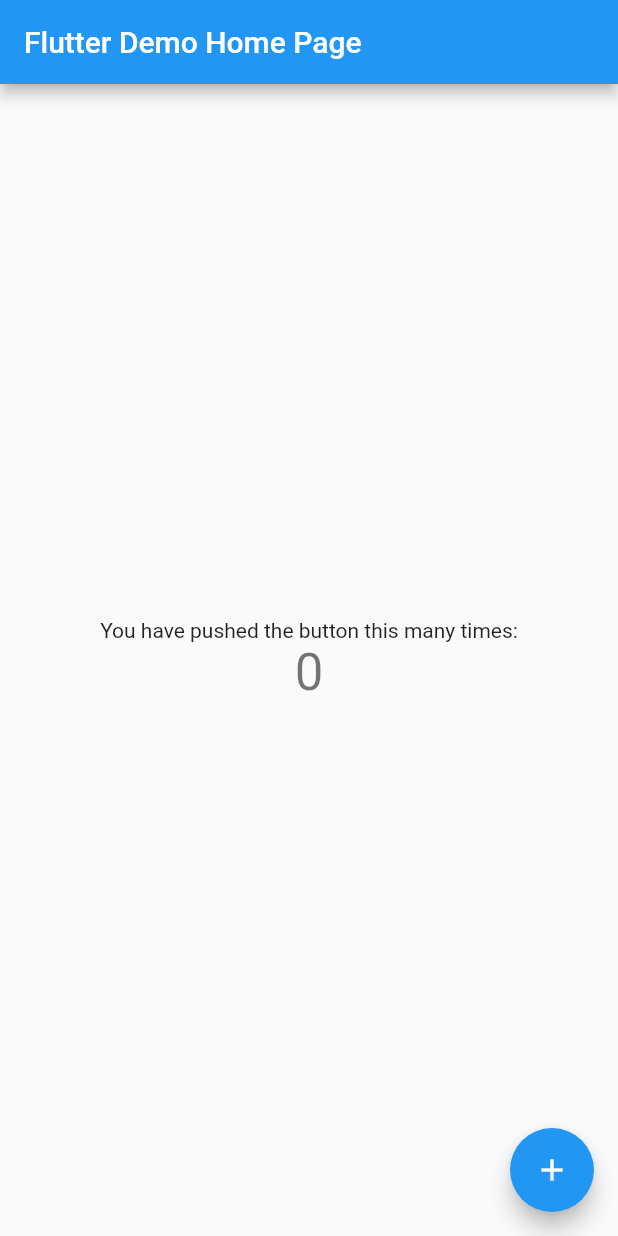
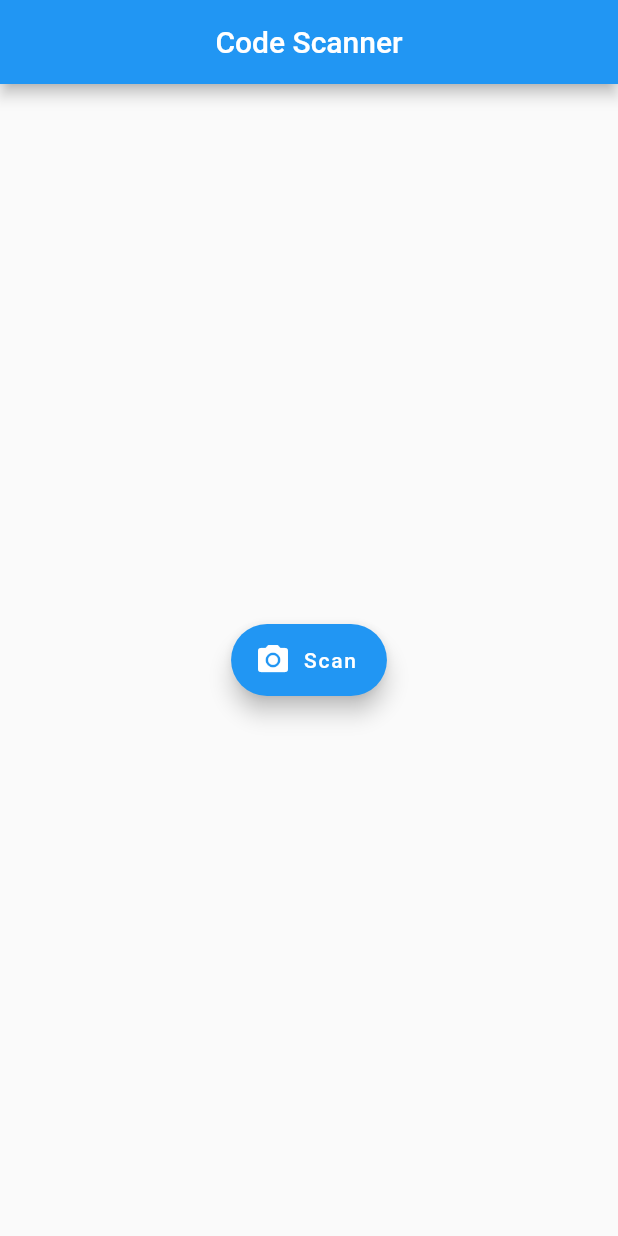
Before and after one commit to musumbidenis/qrCode-demo, a Flutter app: the screen it shows after launch, on a phone screen of 412 x 824 dp. Run offline on Flutter 3.47's test engine with Material 2 defaults, Android fonts, the phone set to English and light mode, and no system bars; missing offline and left inert: barcode_scan.

```diff
--- a/lib/main.dart
+++ b/lib/main.dart
@@ -1,4 +1,5 @@
 import 'package:flutter/material.dart';
+import 'package:qrcode/scan.dart';
 
 void main() => runApp(MyApp());
 
@@ -7,105 +8,11 @@ class MyApp extends StatelessWidget {
   @override
   Widget build(BuildContext context) {
     return MaterialApp(
-      title: 'Flutter Demo',
+      title: 'Code Scanner',
       theme: ThemeData(
-        // This is the theme of your application.
-        //
-        // Try running your application with "flutter run". You'll see the
-        // application has a blue toolbar. Then, without quitting the app, try
-        // changing the primarySwatch below to Colors.green and then invoke
-        // "hot reload" (press "r" in the console where you ran "flutter run",
-        // or simply save your changes to "hot reload" in a Flutter IDE).
-        // Notice that the counter didn't reset back to zero; the application
-        // is not restarted.
         primarySwatch: Colors.blue,
       ),
-      home: MyHomePage(title: 'Flutter Demo Home Page'),
+      home: ScanScreen(),
     );
   }
 }
-
-class MyHomePage extends StatefulWidget {
-  MyHomePage({Key key, this.title}) : super(key: key);
-
-  // This widget is the home page of your application. It is stateful, meaning
-  // that it has a State object (defined below) that contains fields that affect
-  // how it looks.
-
-  // This class is the configuration for the state. It holds the values (in this
-  // case the title) provided by the parent (in this case the App widget) and
-  // used by the build method of the State. Fields in a Widget subclass are
-  // always marked "final".
-
-  final String title;
-
-  @override
-  _MyHomePageState createState() => _MyHomePageState();
-}
-
-class _MyHomePageState extends State<MyHomePage> {
-  int _counter = 0;
-
-  void _incrementCounter() {
-    setState(() {
-      // This call to setState tells the Flutter framework that something has
-      // changed in this State, which causes it to rerun the build method below
-      // so that the display can reflect the updated values. If we changed
-      // _counter without calling setState(), then the build method would not be
-      // called again, and so nothing would appear to happen.
-      _counter++;
-    });
-  }
-
-  @override
-  Widget build(BuildContext context) {
-    // This method is rerun every time setState is called, for instance as done
-    // by the _incrementCounter method above.
-    //
-    // The Flutter framework has been optimized to make rerunning build methods
-    // fast, so that you can just rebuild anything that needs updating rather
-    // than having to individually change instances of widgets.
-    return Scaffold(
-      appBar: AppBar(
-        // Here we take the value from the MyHomePage object that was created by
-        // the App.build method, and use it to set our appbar title.
-        title: Text(widget.title),
-      ),
-      body: Center(
-        // Center is a layout widget. It takes a single child and positions it
-        // in the middle of the parent.
-        child: Column(
-          // Column is also a layout widget. It takes a list of children and
-          // arranges them vertically. By default, it sizes itself to fit its
-          // children horizontally, and tries to be as tall as its parent.
-          //
-          // Invoke "debug painting" (press "p" in the console, choose the
-          // "Toggle Debug Paint" action from the Flutter Inspector in Android
-          // Studio, or the "Toggle Debug Paint" command in Visual Studio Code)
-          // to see the wireframe for each widget.
-          //
-          // Column has various properties to control how it sizes itself and
-          // how it positions its children. Here we use mainAxisAlignment to
-          // center the children vertically; the main axis here is the vertical
-          // axis because Columns are vertical (the cross axis would be
-          // horizontal).
-          mainAxisAlignment: MainAxisAlignment.center,
-          children: <Widget>[
-            Text(
-              'You have pushed the button this many times:',
-            ),
-            Text(
-              '$_counter',
-              style: Theme.of(context).textTheme.display1,
-            ),
-          ],
-        ),
-      ),
-      floatingActionButton: FloatingActionButton(
-        onPressed: _incrementCounter,
-        tooltip: 'Increment',
-        child: Icon(Icons.add),
-      ), // This trailing comma makes auto-formatting nicer for build methods.
-    );
-  }
-}
--- /dev/null
+++ b/lib/scan.dart
@@ -0,0 +1,65 @@
+import 'package:barcode_scan/barcode_scan.dart';
+import 'package:flutter/material.dart';
+import 'package:flutter/services.dart';
+import 'dart:async';
+
+
+class ScanScreen extends StatefulWidget {
+  @override
+  _ScanScreenState createState() => _ScanScreenState();
+}
+
+class _ScanScreenState extends State<ScanScreen> {
+
+  String barcode = "";
+
+  @override
+  void initState(){
+    super.initState();
+  }
+
+  @override
+  Widget build(BuildContext context) {
+    return Scaffold(
+      appBar: AppBar(
+        title: Text('Code Scanner'),
+        centerTitle: true,
+      ),
+      body: Center(
+        child: FloatingActionButton.extended(
+          icon: Icon(Icons.camera_alt),
+          label: Text('Scan'),
+          onPressed: scan,
+        ),
+      )
+    );
+  }
+
+  Future scan() async{
+    try{
+      String barcode = await BarcodeScanner.scan();
+      setState(() {
+        this.barcode = barcode;
+      });
+    } on PlatformException catch(e){
+      if(e.code == BarcodeScanner.CameraAccessDenied){
+      setState(() {
+        this.barcode = 'Camera permission not granted';
+      });
+    } else {
+      setState(() {
+        this.barcode = 'Unknown erro: e';
+      });
+     }
+    }on FormatException{
+      setState(() {
+        this.barcode = 'null (user returned using the "back"-button before scanning anything, Result)';
+      print(barcode);
+      });
+    }catch (e){
+      setState(() {
+        this.barcode = 'Unknown error: e';
+      });
+    }
+  }
+}
```
Also changed, not shown: lib/home.dart (deleted).
